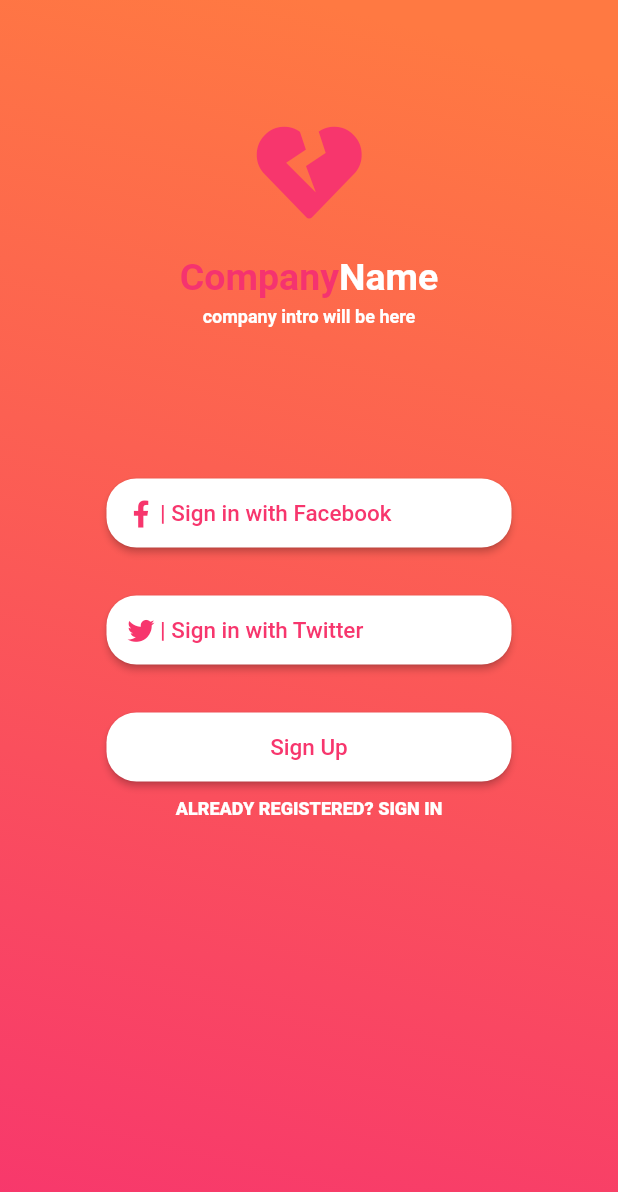
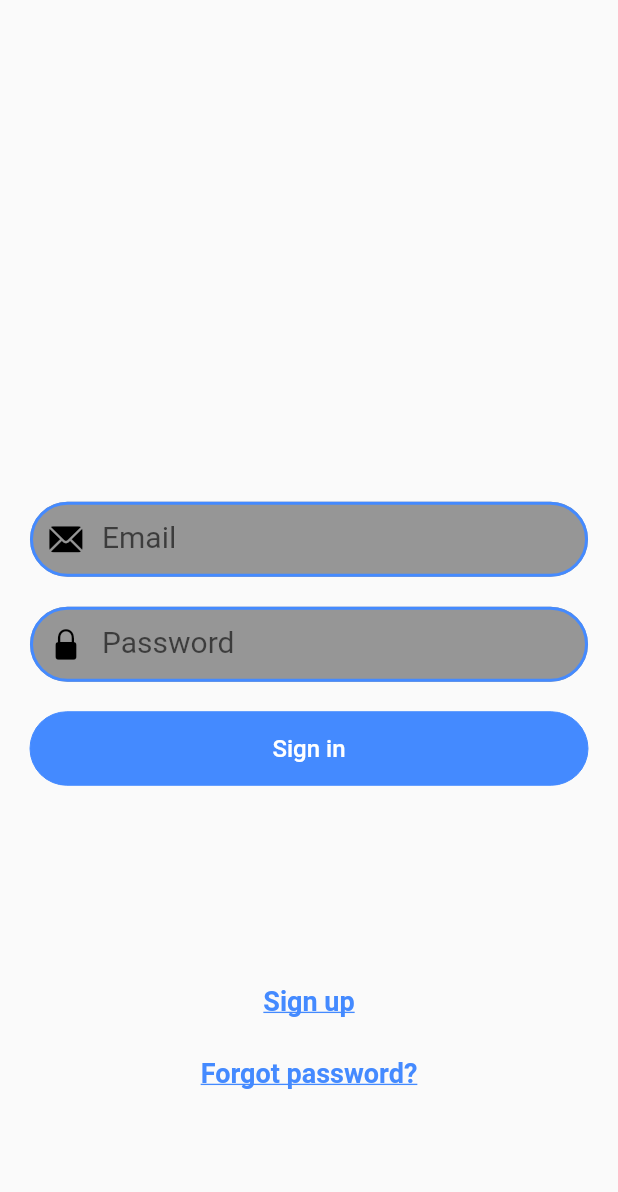
Before and after one commit to Slahuden-Akram/Sproject01, a Flutter app: the screen it shows after launch, on a phone screen of 412 x 824 dp. Shown: the top 1192 px of the screen. Run offline on Flutter 3.47's test engine with Material 2 defaults, Android fonts, the phone set to English and light mode, and no system bars; our stand-ins replace font_awesome_flutter; Roboto replaces fonts that are missing (Raleway).

Commit message:
Following UI loginscreen.dart and forgotpasswordscreen.dart

```diff
--- a/lib/Screens/login.dart
+++ b/lib/Screens/login.dart
@@ -78,7 +78,9 @@ class _NewLoginState extends State<NewLogin> {
                   margin: const EdgeInsets.only(top: 20, bottom: 0.0),
                   padding: EdgeInsets.all(10.0),
                   width: double.infinity,
-                  child: TextField(
+                  child:
+
+                  TextField(
                     keyboardType: TextInputType.emailAddress,
                     textAlign: TextAlign.center,
                     style: TextStyle(
--- /dev/null
+++ b/lib/Screens/loginscreen.dart
@@ -0,0 +1,267 @@
+import 'package:flutter/material.dart';
+import 'package:flutter/cupertino.dart';
+import 'forgotpasswordscreen.dart';
+
+TextEditingController _password_cntrlr = TextEditingController();
+TextEditingController _email_cntrlr = TextEditingController();
+String _error_text= "";
+class LoginScreen extends StatefulWidget {
+  @override
+  _LoginScreenState createState() => _LoginScreenState();
+}
+
+class _LoginScreenState extends State<LoginScreen> {
+  @override
+  Widget build(BuildContext context) {
+    return Scaffold(
+      body: Builder(
+        builder: (scaffold_context) => Stack(
+          children: <Widget>[
+            Container(
+              //todo: if screen background image is to be inserted, insert here as child
+            ),
+            Center(
+              child: SingleChildScrollView(
+                child: Column(
+                  children: <Widget>[
+                    SizedBox(
+                      height: 200,
+                    ),
+                   Container(
+//                      height: 250,
+//                      width: 250,
+//                      child://todo: put logo PNG image here,
+                   ),
+                    SizedBox(
+                      height: 60,
+                    ),
+                    Padding(
+                      padding:
+                      const EdgeInsets.only(left: 20, right: 20, bottom: 10),
+                      child: Container(
+                        height: 50,
+                        child:
+                        TextFormField(
+                          controller:_email_cntrlr ,
+                          keyboardType: TextInputType.emailAddress,
+                          onChanged: (emailtxt){
+                            print(emailtxt);
+
+                          },
+                          decoration: InputDecoration(
+                              enabledBorder: OutlineInputBorder(
+                                borderSide:
+                                BorderSide(color: Colors.blueAccent, width: 2),
+                                borderRadius: BorderRadius.all(
+                                  Radius.circular(40.0),
+                                ),
+                              ),
+                              focusColor: Colors.blueAccent,
+                              focusedBorder: OutlineInputBorder(
+                                borderSide:
+                                BorderSide(color: Colors.blueAccent, width: 3),
+                                borderRadius: BorderRadius.all(
+                                  Radius.circular(40.0),
+                                ),
+                              ),
+                              filled: true,
+                              fillColor: Color.fromRGBO(150, 150, 150, 100.0),
+                              prefixIcon: Icon(
+                                CupertinoIcons.mail_solid,
+                                color: Colors.black,
+                              ),
+                              hintText: 'Email',
+                              hintStyle: TextStyle(fontSize: 20.0)),
+                          style:
+                          TextStyle(fontWeight: FontWeight.w400, fontSize: 22),
+                        ),
+                      ),
+                    ),
+                    Padding(
+                      padding:
+                      const EdgeInsets.only(left: 20, right: 20, top: 10),
+                      child: Container(
+                        height: 50,
+                        child: TextFormField(
+                          keyboardType: TextInputType.emailAddress,
+                          // obscuringCharacter: "-",
+                          controller:_password_cntrlr,
+                          obscureText: true,
+                          decoration: InputDecoration(
+                              enabledBorder: OutlineInputBorder(
+                                borderSide:
+                                BorderSide(color: Colors.blueAccent, width: 2),
+                                borderRadius: BorderRadius.all(
+                                  Radius.circular(40.0),
+                                ),
+                              ),
+                              focusColor: Colors.blueAccent,
+                              focusedBorder: OutlineInputBorder(
+                                borderSide:
+                                BorderSide(color: Colors.blueAccent, width: 3),
+                                borderRadius: BorderRadius.all(
+                                  Radius.circular(40.0),
+                                ),
+                              ),
+                              filled: true,
+                              fillColor: Color.fromRGBO(150, 150, 150, 100.0),
+                              prefixIcon: Icon(
+                               CupertinoIcons.padlock_solid,
+                                color: Colors.black,
+                              ),
+                              hintText: 'Password',
+                              hintStyle: TextStyle(fontSize: 20.0)),
+                          style:
+                          TextStyle(fontWeight: FontWeight.w400, fontSize: 22),
+                        ),
+                      ),
+                    ),
+                    Padding(
+                      padding: const EdgeInsets.only(
+                          top: 20.0, right: 20.0,left: 20.0, bottom: 70),
+                      child: ButtonTheme(
+                        minWidth: MediaQuery.of(context).size.width,
+                        height: 45.0,
+                        child: FlatButton(
+                          shape: RoundedRectangleBorder(
+                              borderRadius: BorderRadius.circular(30.0),
+                              side:
+                              BorderSide(color: Colors.blueAccent, width: 0)),
+                          padding: const EdgeInsets.all(15),
+                          color: Colors.blueAccent,
+                          child:Text(
+                            "Sign in",
+                            style: TextStyle(
+                            fontSize: 16,
+                              color: Colors.white,
+                             // fontWeight: FontWeight.bold
+                          ),
+                          ),
+                          //On Pressed
+                          onPressed: ()
+                          {
+                                if(_password_cntrlr.text.trim()==""|| _email_cntrlr.text.trim()=="")
+                                {
+
+                                  setState(() {
+                                    _error_text= "Fill both fields";
+                                    Scaffold.of(scaffold_context).showSnackBar(SnackBar(content: Text("Fill both fields\n ",style: TextStyle(
+                                        fontSize: 20
+                                    ),),
+                                      duration: Duration(milliseconds: 3200),
+                                      backgroundColor: Colors.black87,
+                                    )
+                                    );
+                                  });
+                                }
+                                else if((!_email_cntrlr.text.toString().trim().contains("@"))||(!_email_cntrlr.text.toString().trim().contains(".")))
+                                {
+                                  Scaffold.of(scaffold_context).showSnackBar(SnackBar(content: Text("Invalid email\n ",style: TextStyle(
+                                      fontSize: 20
+                                  ),),
+                                    duration: Duration(milliseconds: 3200),
+                                    backgroundColor: Colors.black87,
+                                  )
+                                  );
+                                }
+                                else
+                                {
+                                  print(_email_cntrlr.text);
+                                  print(_password_cntrlr.text);
+                                  _signInWithEmail(_email_cntrlr.text,_password_cntrlr.text).then((value) async {
+                                    if(value=="User Logged in")
+                                    {
+                                    _email_cntrlr.clear();
+                                    _password_cntrlr.clear();
+                                    Navigator.pop(context);
+                                    Navigator.push(context, MaterialPageRoute(
+                                        builder: (context){
+                                         // todo: return next screen here e.g return FirstScreen();
+                                        }
+                                    )
+                                    );
+
+                                    }
+                                    else
+                                    {
+                                      Scaffold.of(scaffold_context).showSnackBar(SnackBar(content: Text("$value\n ",style: TextStyle(
+                                          fontSize: 20
+                                      ),),
+                                        duration: Duration(milliseconds: 3200),
+                                        backgroundColor: Colors.black54,
+                                      )
+                                      );
+                                    }
+
+                                  });
+
+                                }
+
+                            //----------------------------------------------------------Login  button--------------------------------
+
+                          },
+                        ),
+                      ),
+                    ),
+                    Padding(
+                      padding: const EdgeInsets.only(top: 50.0),
+                      child: FlatButton(
+                        shape: RoundedRectangleBorder(
+                            borderRadius: BorderRadius.circular(30)),
+                        onPressed: () {
+//                          Navigator.push(context,
+//                              MaterialPageRoute(builder: (context)=>SignupScreen()));
+                        },
+                        color:Colors.transparent,
+                        child: Text(
+                          "Sign up",
+                          style: TextStyle(
+                            decoration: TextDecoration.underline,
+                            color: Colors.blueAccent,
+                            fontSize: 18,
+                            fontWeight: FontWeight.bold
+                          ),
+                        ),
+                      ),
+                    ),
+                    Padding(
+                      padding: const EdgeInsets.only(top: 0.0),
+                      child: FlatButton(
+                        shape: RoundedRectangleBorder(
+                            borderRadius: BorderRadius.circular(30)),
+                        onPressed: () {
+                          //todo: create forgot password function
+                         // forgotPassword();
+                          Navigator.push(context,
+                              MaterialPageRoute(builder: (context)=>ForgotPassword()));
+                        },
+                        color: Colors.transparent,
+                        child: Text(
+                          "Forgot password?",
+                          style: TextStyle(
+                            decoration: TextDecoration.underline,
+                            color: Colors.blueAccent,
+                            fontSize: 18,
+                            fontWeight: FontWeight.bold
+                          ),
+                        ),
+                      ),
+                    ),
+                    SizedBox(
+                      height: 10,
+                    ),
+                  ],
+                ),
+              ),
+            ),
+          ],
+        ),
+      ),
+    );
+  }
+}
+
+_signInWithEmail(String email, String password){
+  return "User Logged in";
+  //todo: code for signing in here
+}
--- a/lib/main.dart
+++ b/lib/main.dart
@@ -1,4 +1,4 @@
-import 'package:flutter/cupertino.dart';
+import 'package:Sproject01/Screens/loginscreen.dart';
 import 'package:flutter/material.dart';
 import 'Screens/signUp.dart';
 
@@ -12,11 +12,11 @@ class MyApp extends StatelessWidget {
   Widget build(BuildContext context) {
     return MaterialApp(
         debugShowCheckedModeBanner: false,
-        title: 'Flutter',
+        title: 'Task planner',
         theme: ThemeData(
           primarySwatch: Colors.blue,
           visualDensity: VisualDensity.adaptivePlatformDensity,
         ),
-        home: MyHomePage());
+        home: LoginScreen());
   }
 }
```
Also changed, not shown: lib/Screens/forgotpasswordscreen.dart (added, +151 -0 lines), 3 other files.
